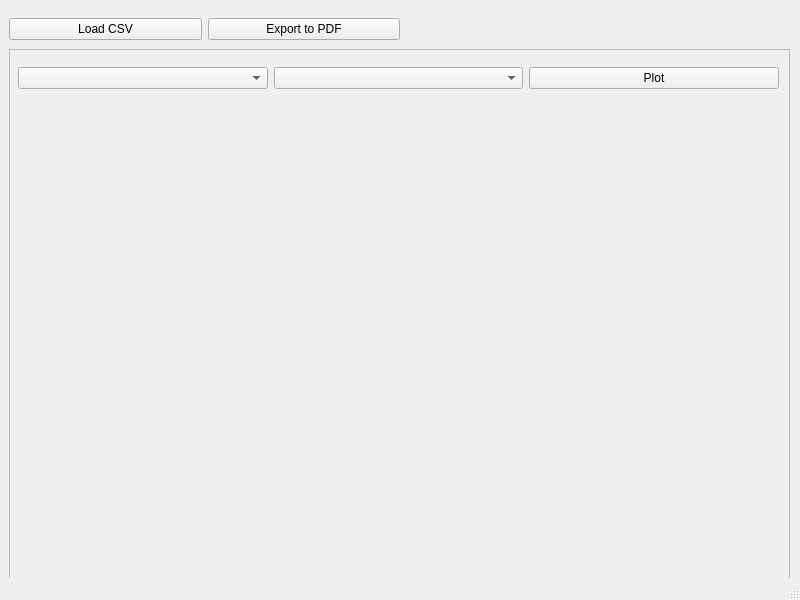
The window that mainwindow.ui (Gurmerie/102) describes before a commit, drawn with Qt 5.
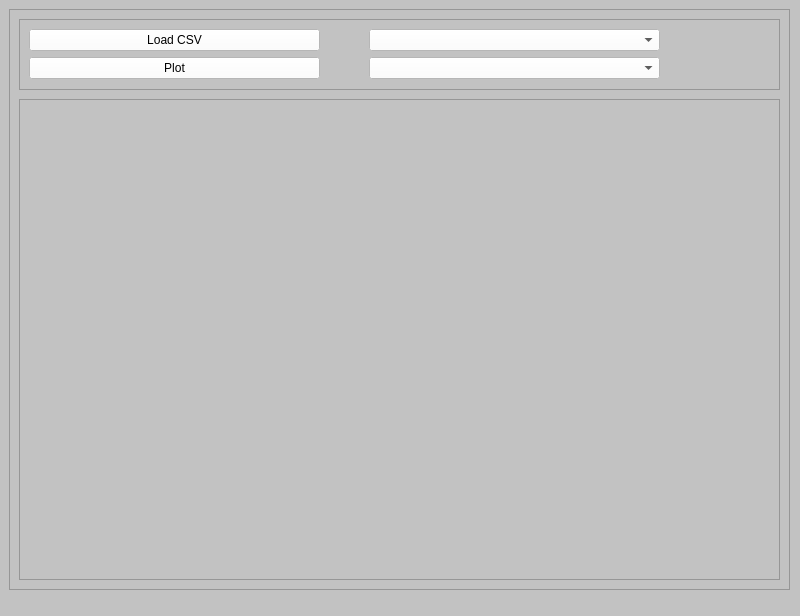
The same window after the commit. Icons and pictures are not drawn.

Commit message: Can export chart to pdf

Diff of the .ui file:
```diff
--- a/mainwindow.ui
+++ b/mainwindow.ui
@@ -7,20 +7,23 @@
     <x>0</x>
     <y>0</y>
     <width>800</width>
-    <height>600</height>
+    <height>616</height>
    </rect>
   </property>
   <property name="windowTitle">
    <string>MainWindow</string>
   </property>
+  <property name="styleSheet">
+   <string notr="true">background-color: rgb(194, 194, 194);</string>
+  </property>
   <widget class="QWidget" name="centralwidget">
    <widget class="QFrame" name="frame">
     <property name="geometry">
      <rect>
       <x>9</x>
-      <y>49</y>
+      <y>9</y>
       <width>781</width>
-      <height>541</height>
+      <height>581</height>
      </rect>
     </property>
     <property name="frameShape">
@@ -29,68 +32,132 @@
     <property name="frameShadow">
      <enum>QFrame::Shadow::Raised</enum>
     </property>
-    <widget class="QWidget" name="horizontalLayoutWidget_2">
+    <widget class="QFrame" name="frame_2">
      <property name="geometry">
       <rect>
-       <x>9</x>
-       <y>9</y>
+       <x>10</x>
+       <y>90</y>
        <width>761</width>
-       <height>41</height>
+       <height>481</height>
       </rect>
      </property>
-     <layout class="QHBoxLayout" name="horizontalLayout_2">
-      <item>
-       <widget class="QComboBox" name="comboBox1"/>
-      </item>
-      <item>
-       <widget class="QComboBox" name="comboBox2"/>
-      </item>
-      <item>
-       <widget class="QPushButton" name="plotButton">
-        <property name="text">
-         <string>Plot</string>
-        </property>
-       </widget>
-      </item>
-     </layout>
-    </widget>
+     <property name="frameShape">
+      <enum>QFrame::Shape::StyledPanel</enum>
+     </property>
+     <property name="frameShadow">
+      <enum>QFrame::Shadow::Raised</enum>
+     </property>
     <widget class="QWidget" name="verticalLayoutWidget">
      <property name="geometry">
       <rect>
        <x>10</x>
-       <y>60</y>
-       <width>761</width>
-       <height>451</height>
+        <y>10</y>
+        <width>741</width>
+        <height>461</height>
       </rect>
      </property>
      <layout class="QVBoxLayout" name="verticalLayout"/>
     </widget>
    </widget>
-   <widget class="QWidget" name="horizontalLayoutWidget">
+    <widget class="QFrame" name="frame_3">
     <property name="geometry">
      <rect>
-      <x>9</x>
-      <y>9</y>
-      <width>391</width>
-      <height>41</height>
-     </rect>
-    </property>
-    <layout class="QHBoxLayout" name="horizontalLayout">
+       <x>10</x>
+       <y>10</y>
+       <width>761</width>
+       <height>71</height>
+      </rect>
+     </property>
+     <property name="frameShape">
+      <enum>QFrame::Shape::StyledPanel</enum>
+     </property>
+     <property name="frameShadow">
+      <enum>QFrame::Shadow::Raised</enum>
+     </property>
+     <widget class="QPushButton" name="exportButton">
+      <property name="geometry">
+       <rect>
+        <x>700</x>
+        <y>10</y>
+        <width>51</width>
+        <height>51</height>
+       </rect>
+      </property>
+      <property name="styleSheet">
+       <string notr="true">image: url(:/Random/unnamed.png);
+background-color: transparent;
+border: none;</string>
+      </property>
+      <property name="text">
+       <string/>
+      </property>
+     </widget>
+     <widget class="QWidget" name="verticalLayoutWidget_3">
+      <property name="geometry">
+       <rect>
+        <x>10</x>
+        <y>10</y>
+        <width>291</width>
+        <height>51</height>
+       </rect>
+      </property>
+      <layout class="QVBoxLayout" name="verticalLayout_3">
      <item>
       <widget class="QPushButton" name="loadButton">
+         <property name="enabled">
+          <bool>true</bool>
+         </property>
+         <property name="styleSheet">
+          <string notr="true">background-color: rgb(255, 255, 255);
+color: rgb(0, 0, 0);</string>
+         </property>
        <property name="text">
         <string>Load CSV</string>
        </property>
       </widget>
      </item>
      <item>
-      <widget class="QPushButton" name="pushButton_2">
+        <widget class="QPushButton" name="plotButton">
+         <property name="styleSheet">
+          <string notr="true">background-color: rgb(255, 255, 255);
+color: rgb(0, 0, 0);</string>
+         </property>
        <property name="text">
-        <string>Export to PDF</string>
+          <string>Plot</string>
        </property>
       </widget>
      </item>
     </layout>
+     </widget>
+     <widget class="QWidget" name="verticalLayoutWidget_2">
+      <property name="geometry">
+       <rect>
+        <x>350</x>
+        <y>10</y>
+        <width>291</width>
+        <height>51</height>
+       </rect>
+      </property>
+      <layout class="QVBoxLayout" name="verticalLayout_2">
+       <item>
+        <widget class="QComboBox" name="comboBox2">
+         <property name="styleSheet">
+          <string notr="true">background-color: rgb(255, 255, 255);
+color: rgb(0, 0, 0);</string>
+         </property>
+        </widget>
+       </item>
+       <item>
+        <widget class="QComboBox" name="comboBox1">
+         <property name="styleSheet">
+          <string notr="true">background-color: rgb(255, 255, 255);
+color: rgb(0, 0, 0);</string>
+         </property>
+        </widget>
+       </item>
+      </layout>
+     </widget>
+    </widget>
    </widget>
   </widget>
   <widget class="QStatusBar" name="statusbar"/>
```
Lines whose indentation alone changed are shown as unchanged. The commit also changes 6 other files.
